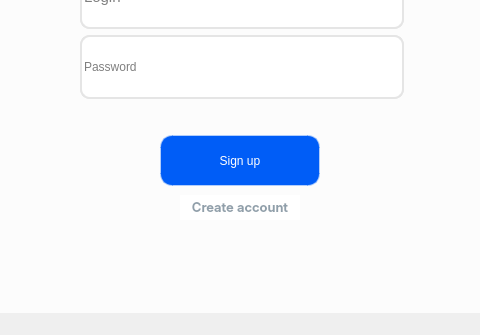
Before: the Qt Designer form Client/src_qt/startpage/startpage.ui in VladislavKirpichov/Flashy, drawn with Qt 5; both pictures show x 120 to 600 and y 265 to 600 of the 720 by 600 pixel window.
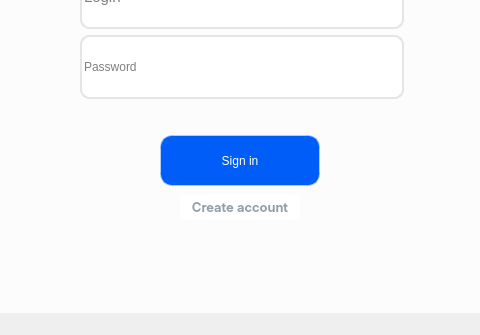
After: the same form once the commit is applied.

```diff
--- a/Client/src_qt/startpage/startpage.ui
+++ b/Client/src_qt/startpage/startpage.ui
@@ -266,7 +266,7 @@
 color: #FFFFFF;</string>
       </property>
       <property name="text">
-       <string>Sign up</string>
+       <string>Sign in</string>
       </property>
      </widget>
     </widget>
```
